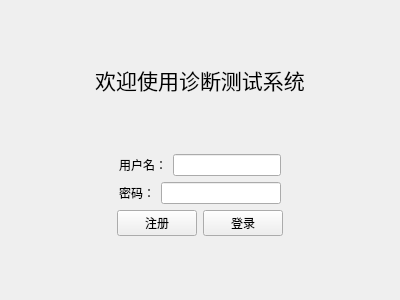
Qt form Lab4/loginview.ui (cx-ym/QtCourse) before a commit.
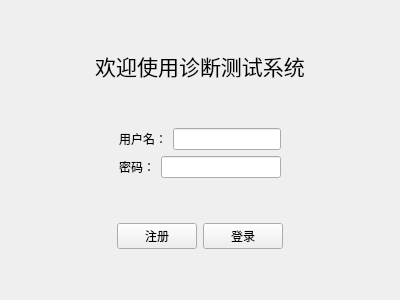
The same form after that commit.

```diff
--- a/Lab4/loginview.ui
+++ b/Lab4/loginview.ui
@@ -97,7 +97,7 @@
            </property>
            <property name="maximumSize">
             <size>
-             <width>167</width>
+             <width>16777215</width>
              <height>16777215</height>
             </size>
            </property>
@@ -121,7 +121,7 @@
           <widget class="QLineEdit" name="inputUserPassword">
            <property name="maximumSize">
             <size>
-             <width>167</width>
+             <width>16777215</width>
              <height>16777215</height>
             </size>
            </property>
@@ -146,6 +146,19 @@
      </item>
     </layout>
    </item>
+   <item>
+    <spacer name="verticalSpacer_4">
+     <property name="orientation">
+      <enum>Qt::Orientation::Vertical</enum>
+     </property>
+     <property name="sizeHint" stdset="0">
+      <size>
+       <width>20</width>
+       <height>40</height>
+      </size>
+     </property>
+    </spacer>
+   </item>
    <item>
     <layout class="QHBoxLayout" name="horizontalLayout_3">
      <item>
```
